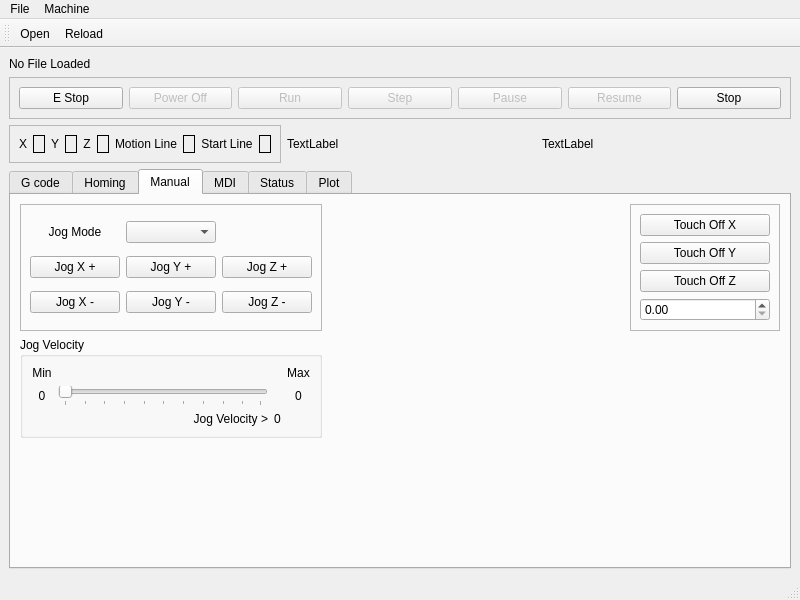
First picture: the form in jet/src/jet.ui, repository tlight9/jet, before the edit.
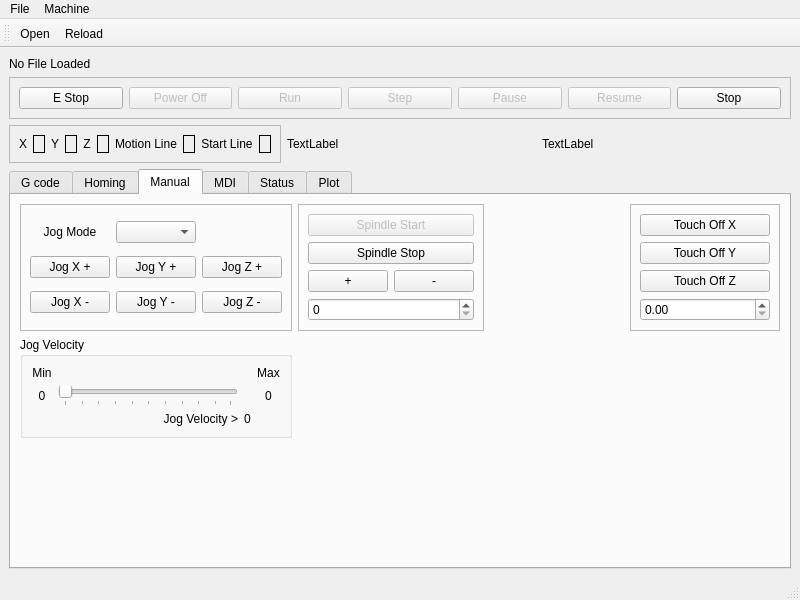
Second picture: the form after the edit. The open tabs and pages were chosen to show the change.

Commit message: add manual spindle controls

The edit to the form file:
```diff
--- a/jet/src/jet.ui
+++ b/jet/src/jet.ui
@@ -479,6 +479,19 @@
           </layout>
          </widget>
         </item>
+        <item row="0" column="2">
+         <spacer name="horizontalSpacer_2">
+          <property name="orientation">
+           <enum>Qt::Horizontal</enum>
+          </property>
+          <property name="sizeHint" stdset="0">
+           <size>
+            <width>40</width>
+            <height>20</height>
+           </size>
+          </property>
+         </spacer>
+        </item>
         <item row="2" column="0">
          <spacer name="verticalSpacer_2">
           <property name="orientation">
@@ -492,7 +505,7 @@
           </property>
          </spacer>
         </item>
-        <item row="0" column="2">
+        <item row="0" column="3">
          <widget class="QFrame" name="frame_5">
           <property name="minimumSize">
            <size>
@@ -611,17 +624,54 @@
          </widget>
         </item>
         <item row="0" column="1">
-         <spacer name="horizontalSpacer_2">
-          <property name="orientation">
-           <enum>Qt::Horizontal</enum>
+         <widget class="QFrame" name="frame_6">
+          <property name="frameShape">
+           <enum>QFrame::StyledPanel</enum>
           </property>
-          <property name="sizeHint" stdset="0">
-           <size>
-            <width>40</width>
-            <height>20</height>
-           </size>
+          <property name="frameShadow">
+           <enum>QFrame::Raised</enum>
           </property>
-         </spacer>
+          <layout class="QGridLayout" name="gridLayout_13">
+           <item row="1" column="0" colspan="2">
+            <widget class="QPushButton" name="stop_spindle_pb">
+             <property name="text">
+              <string>Spindle Stop</string>
+             </property>
+            </widget>
+           </item>
+           <item row="0" column="0" colspan="2">
+            <widget class="QPushButton" name="start_spindle_pb">
+             <property name="enabled">
+              <bool>false</bool>
+             </property>
+             <property name="text">
+              <string>Spindle Start</string>
+             </property>
+            </widget>
+           </item>
+           <item row="2" column="1">
+            <widget class="QPushButton" name="spindle_minus_pb">
+             <property name="text">
+              <string>-</string>
+             </property>
+            </widget>
+           </item>
+           <item row="2" column="0">
+            <widget class="QPushButton" name="spindle_plus_pb">
+             <property name="text">
+              <string>+</string>
+             </property>
+            </widget>
+           </item>
+           <item row="3" column="0" colspan="2">
+            <widget class="QSpinBox" name="spindle_speed_sb">
+             <property name="maximum">
+              <number>6000</number>
+             </property>
+            </widget>
+           </item>
+          </layout>
+         </widget>
         </item>
        </layout>
       </widget>
```
The commit also changes 3 other files.
